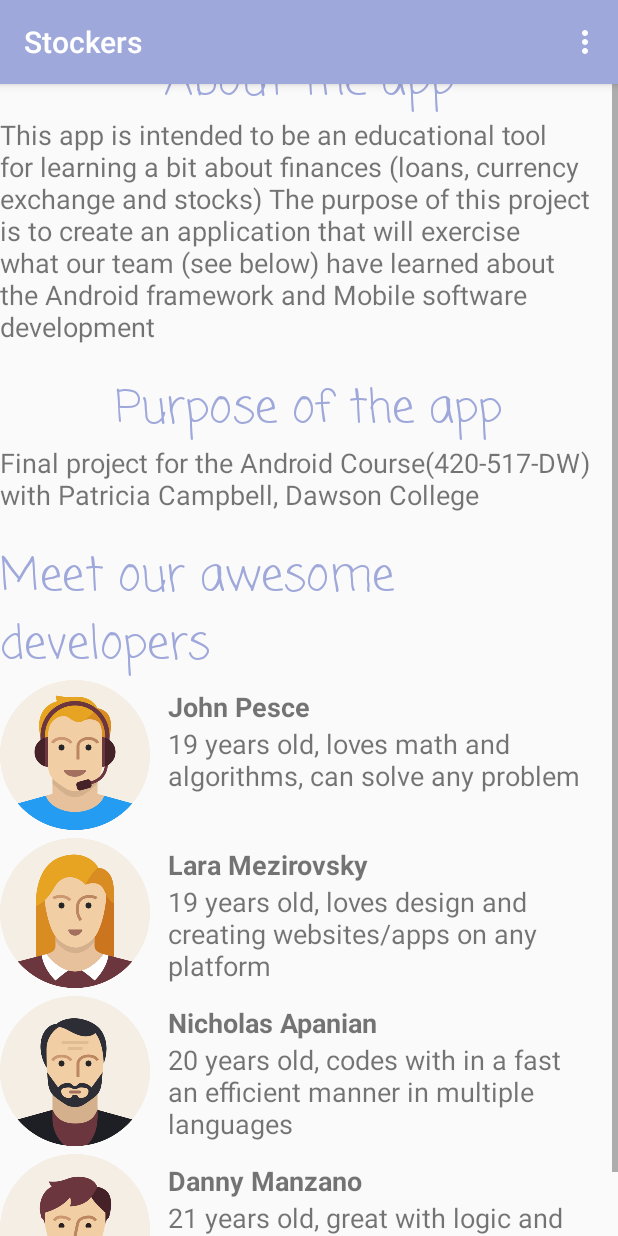
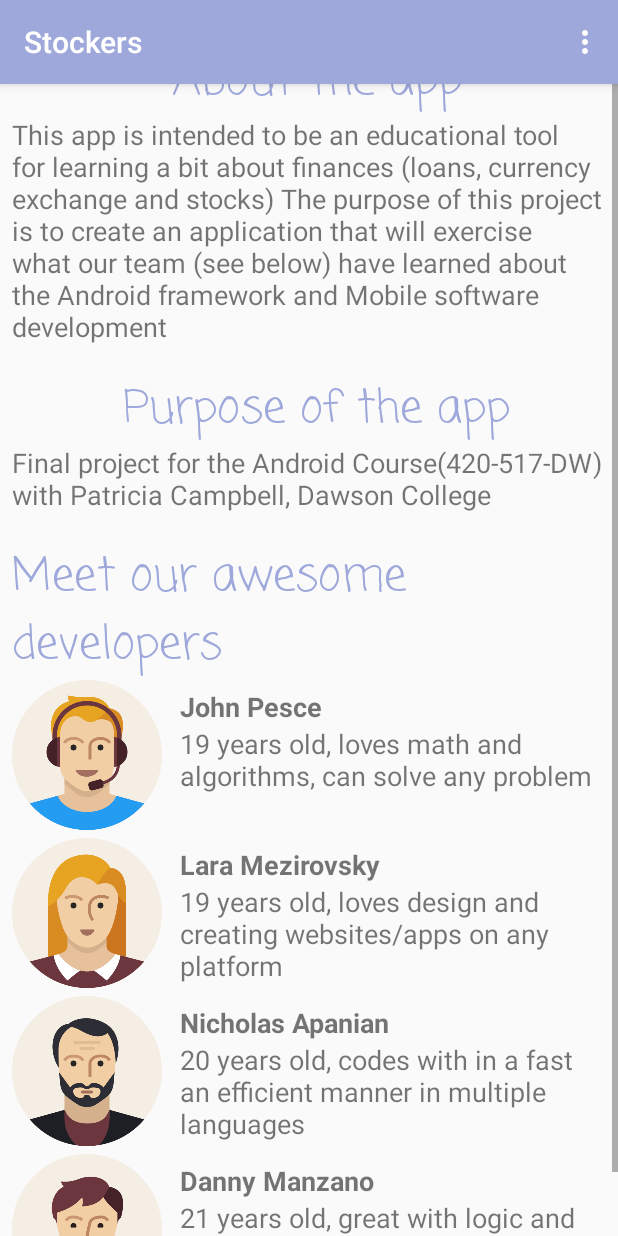
Before and after one commit to Apanian25/am2pm, an Android app: the ShowStockActivity screen opened directly, with no data from a screen before it, in the options menu, after a tap on "About", on a phone screen of 412 x 824 dp. Run offline under Robolectric (Android 15) with nearby library versions, the phone set to English and light mode, and no system bars; network calls fail; 3 statements that could not run were skipped.

Commit message:
indente xml settings and about

```diff
--- a/Stockers/app/src/main/java/com/dawson/jonat/stockers/StockQuote/ShowStockActivity.java
+++ b/Stockers/app/src/main/java/com/dawson/jonat/stockers/StockQuote/ShowStockActivity.java
@@ -24,13 +24,19 @@ import java.io.InputStream;
 import java.net.HttpURLConnection;
 import java.net.MalformedURLException;
 import java.net.URL;
-
+/**
+ * Class responsible for displaying information about a stock
+ * which is presented by the ticker symbol the user inputs
+ *
+ * @author Lara Mezirovsky
+ * @version 1.0
+ */
+//todo nicholas and I use the same methods since we both query an api, to create a util class to avoid repetition!
 public class ShowStockActivity extends Menus {
     TextView ticker,companyName, price, stockExcahnge;
     ConnectivityManager connectionManager; //Class that answers queries about the state of network connectivity.
     NetworkInfo netInfo;
     String tickerText;
-    //Describes the status of a network interface.
     @Override
     protected void onCreate(Bundle savedInstanceState) {
         super.onCreate(savedInstanceState);
@@ -45,6 +51,7 @@ public class ShowStockActivity extends Menus {
             showStockQuotes();
         }
         else{
+            //redirection to error page (503 error)
             setContentView(R.layout.error_page);
         }
     }
@@ -155,6 +162,7 @@ public class ShowStockActivity extends Menus {
 
         /**
          * Private helper method to get inputStream to json object
+         * @author Patricia Campbell, faculty at Dawson College in the Computer Science departement
          */
         private String convertResponseToString(InputStream input) throws IOException {
             int bytesRead, totalRead=0;
@@ -194,8 +202,7 @@ public class ShowStockActivity extends Menus {
          * uses-permission -> requests some permission
          * permission -> what allows
          */
-        if (netInfo != null /**has been instantiated**/ && netInfo.isConnected()) {
-            Log.i("Tag", "This is our net info--->    " + netInfo);
+        if (netInfo != null && netInfo.isConnected()) {
             return true;
 
 
@@ -204,5 +211,4 @@ public class ShowStockActivity extends Menus {
             return false;
         }
     }
-
 }
--- a/Stockers/app/src/main/res/layout/activity_about.xml
+++ b/Stockers/app/src/main/res/layout/activity_about.xml
@@ -5,14 +5,13 @@
     android:layout_width="match_parent"
     android:layout_height="wrap_content"
     tools:context=".Menu.AboutActivity"
-    android:textSize="15sp"
-    android:layout_gravity="center"
     android:orientation="vertical">
     <LinearLayout
-        android:layout_width="wrap_content"
+        android:layout_width="match_parent"
         android:layout_height="match_parent"
         android:orientation="vertical"
-        android:layout_gravity="center">
+        android:layout_gravity="center"
+        android:layout_marginLeft="5dp">
         <TextView
             android:layout_width="wrap_content"
             android:layout_height="wrap_content"
@@ -58,7 +57,6 @@
                     android:layout_width="100dp"
                     android:layout_height="100dp"
                     android:src="@drawable/john"/>
-
                 <LinearLayout
                     android:layout_width="match_parent"
                     android:layout_height="wrap_content"
@@ -87,7 +85,6 @@
                     android:layout_width="100dp"
                     android:layout_height="100dp"
                     android:src="@drawable/lara"/>
-
                 <LinearLayout
                     android:layout_width="match_parent"
                     android:layout_height="wrap_content"
@@ -116,7 +113,6 @@
                     android:layout_width="100dp"
                     android:layout_height="100dp"
                     android:src="@drawable/nick"/>
-
                 <LinearLayout
                     android:layout_width="match_parent"
                     android:layout_height="wrap_content"
@@ -133,6 +129,7 @@
                         android:text="@string/about_nick_short"/>
                 </LinearLayout>
             </LinearLayout> <!-- end nicholas layout -->
+
             <LinearLayout
                 android:layout_width="match_parent"
                 android:layout_height="wrap_content"
@@ -161,10 +158,6 @@
                         android:text="@string/about_danny_short"/>
                 </LinearLayout>
             </LinearLayout> <!-- end danny layout -->
-
-
         </LinearLayout> <!-- end dev list layout -->
-
-
     </LinearLayout> <!-- final layout -->
 </ScrollView>
--- a/Stockers/app/src/main/res/layout/activity_note.xml
+++ b/Stockers/app/src/main/res/layout/activity_note.xml
@@ -4,7 +4,7 @@
     xmlns:tools="http://schemas.android.com/tools"
     android:layout_width="match_parent"
     android:layout_height="match_parent"
-    tools:context=".Note">
+    tools:context=".Entity.Note">
 
     <android.support.v7.widget.RecyclerView
         android:id="@+id/recyclerview"
```
Also changed, not shown: Stockers/app/src/main/java/com/dawson/jonat/stockers/StockQuote/StockQuotesActivity.java (+11 -3 lines), Stockers/app/src/main/java/com/dawson/jonat/stockers/StockQuote/TickerAdapter.java (+13 -2 lines), Stockers/app/src/main/res/layout/activity_settings.xml (+1 -8 lines), Stockers/app/src/main/res/drawable/add.png (added), Stockers/app/src/main/res/drawable/search.jpg (added), Stockers/app/src/main/res/drawable/trash.png.
